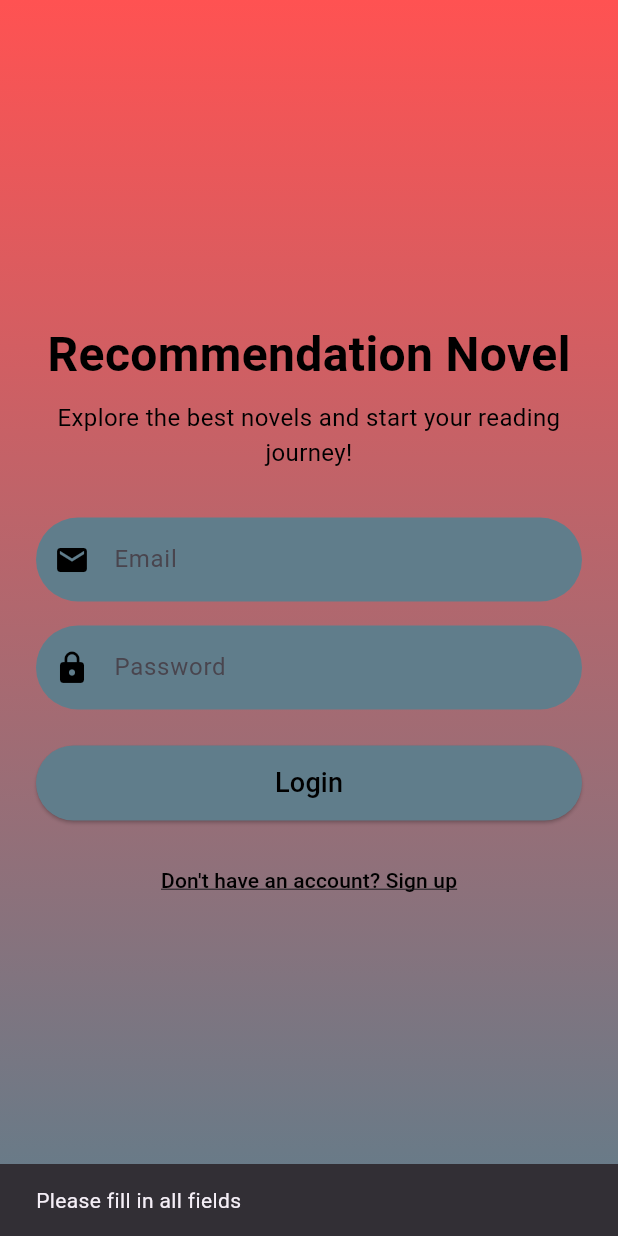
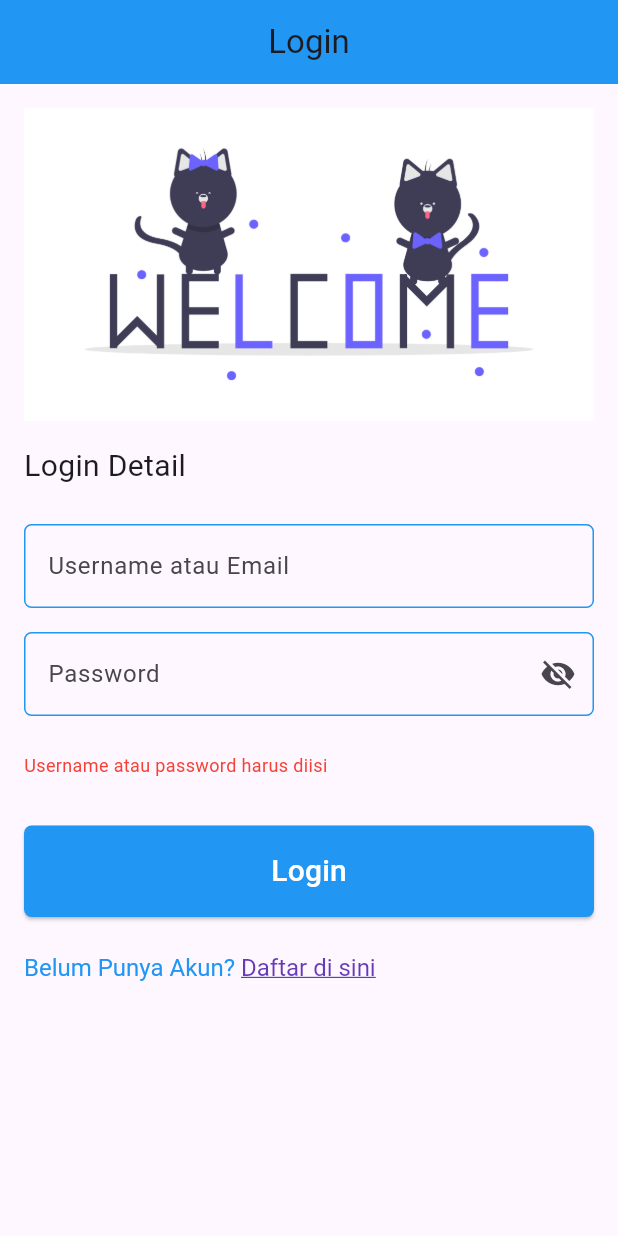
Before and after one commit to MGilangSeftian/Review-dan-Recomendation-Novel, a Flutter app: the screen it shows after launch, after a tap on "Login", on a phone screen of 412 x 824 dp. Run offline on Flutter 3.47's test engine with Material 3 defaults, Android fonts, the phone set to English and light mode, and no system bars; our stand-ins replace shared_preferences; Roboto replaces fonts that are missing (Arial).

Commit message:
membuat halaman login

```diff
--- a/reccomendation_novel/lib/main.dart
+++ b/reccomendation_novel/lib/main.dart
@@ -2,6 +2,7 @@ import 'package:flutter/material.dart';
 import 'package:reccomendation_novel/screens/tampilan_favotite.dart';
 import 'package:reccomendation_novel/screens/tampilan_home.dart';
 import 'package:reccomendation_novel/screens/tampilan_login.dart';
+
 
 void main() {
   runApp(const MyApp());
@@ -23,7 +24,6 @@ class MyApp extends StatelessWidget {
       //home: TampilanHome(),
       //home: TampilanProfile(),
       home: TampilanLogin(),
-      //home: TampilanFavorit(),
 
 
     );
--- a/reccomendation_novel/lib/screens/tampilan_login.dart
+++ b/reccomendation_novel/lib/screens/tampilan_login.dart
@@ -1,153 +1,181 @@
+import 'package:flutter/gestures.dart';
 import 'package:flutter/material.dart';
 import 'package:shared_preferences/shared_preferences.dart';
 
+
 class TampilanLogin extends StatefulWidget {
+  const TampilanLogin({super.key});
+
   @override
-  _TampilanLoginState createState() => _TampilanLoginState();
+  State<TampilanLogin> createState() => _LoginScreensState();
 }
 
-class _TampilanLoginState extends State<TampilanLogin> {
-  final TextEditingController _emailController = TextEditingController();
-  final TextEditingController _passwordController = TextEditingController();
+class _LoginScreensState extends State<TampilanLogin> {
+  final _emailController = TextEditingController();
+  final _passwordController = TextEditingController();
+  String _errorText = "";
+  bool _isSignIn = false;
+  bool _obscurePassword = true;
 
-  // Fungsi untuk menyimpan data ke SharedPreferences
-  Future<void> _saveLoginData(String email) async {
-    SharedPreferences prefs = await SharedPreferences.getInstance();
-    await prefs.setString('email', email);
-  }
+  void _signin() async {
+    final SharedPreferences prefs = await SharedPreferences.getInstance();
+    final String savedEmail = prefs.getString('Email') ?? '';
+    final String savedUsername = prefs.getString('UserName') ?? '';
+    final String savedpassword = prefs.getString('Password') ?? '';
 
-  // Fungsi untuk menangani proses login
-  void _login() {
-    final email = _emailController.text.trim();
-    final password = _passwordController.text;
+    final String enteredEmail = _emailController.text.trim();
+    final String enteredpassword = _passwordController.text.trim();
 
-    if (email.isEmpty || password.isEmpty) {
-      ScaffoldMessenger.of(context).showSnackBar(
-        SnackBar(content: Text('Please fill in all fields')),
-      );
+
+    if (enteredEmail.isEmpty || enteredpassword.isEmpty) {
+      setState(() {
+        _errorText = 'Username atau password harus diisi';
+      });
+      return;
+    }
+    if (savedUsername.isEmpty || savedEmail.isEmpty || savedpassword.isEmpty) {
+      setState(() {
+        _errorText = 'Pengguna belum terdaftar';
+      });
       return;
     }
 
-    // Simpan data login
-    _saveLoginData(email);
-
-    // Navigasi ke halaman beranda
-    Navigator.pushReplacementNamed(context, '/home');
+    if ((enteredEmail == savedUsername || enteredEmail == savedEmail) &&
+        enteredpassword == savedpassword) {
+      setState(() {
+        _errorText = '';
+        _isSignIn = true;
+        prefs.setBool('isSignedIn', true);
+      });
+      WidgetsBinding.instance.addPostFrameCallback((_) {
+        Navigator.of(context).popUntil((route) => route.isFirst);
+      });
+      WidgetsBinding.instance.addPostFrameCallback((_) {
+        Navigator.pushReplacementNamed(context, '/Main');
+      });
+    } else {
+      setState(() {
+        _errorText = 'Nama pengguna atau kata sandi salah';
+      });
+    }
   }
 
   @override
   Widget build(BuildContext context) {
     return Scaffold(
-      body: Stack(
-        children: [
-          // Latar belakang gradasi
-          Container(
-            decoration: BoxDecoration(
-              gradient: LinearGradient(
-                colors: [Colors.redAccent, Colors.blueGrey],
-                begin: Alignment.topCenter,
-                end: Alignment.bottomCenter,
-              ),
-            ),
-          ),
-          // Konten login
-          Center(
-            child: SingleChildScrollView(
-              padding: const EdgeInsets.all(24.0),
+        appBar: AppBar(
+          title: const Text("Login"),
+          centerTitle: true,
+          backgroundColor: Colors.blue,
+          elevation: 0,
+        ),
+        body: SingleChildScrollView(
+            child: Padding(
+              padding: const EdgeInsets.all(16.0),
               child: Column(
-                mainAxisAlignment: MainAxisAlignment.center,
+                crossAxisAlignment: CrossAxisAlignment.stretch,
                 children: [
-                  // Judul aplikasi
-                  Text(
-                    'Recommendation Novel',
-                    style: TextStyle(
-                      fontSize: 32,
-                      fontWeight: FontWeight.bold,
-                      color: Colors.black,
-                      fontFamily: 'Arial',
+                  Image.asset("assets/images/Mobile_login.png"),
+                  const SizedBox(height: 16),
+                  const Text(
+                    "Login Detail",
+                    style: TextStyle(fontSize: 20),
+                  ),
+                  const SizedBox(height: 24),
+                  TextField(
+                    controller: _emailController,
+                    keyboardType: TextInputType.emailAddress,
+                    textInputAction: TextInputAction.next,
+                    decoration: InputDecoration(
+                      enabledBorder: OutlineInputBorder(
+                        borderSide: const BorderSide(width: 1.0, color: Colors.blue),
+                        borderRadius: BorderRadius.circular(5),
+                      ),
+                      focusedBorder: OutlineInputBorder(
+                        borderSide: const BorderSide(width: 1.0, color: Colors.blue),
+                        borderRadius: BorderRadius.circular(5),
+                      ),
+                      hintText: "Username atau Email",
                     ),
                   ),
-                  SizedBox(height: 8),
-                  Text(
-                    'Explore the best novels and start your reading journey!',
-                    style: TextStyle(
-                      fontSize: 16,
-                      color: Colors.black,
+                  const SizedBox(height: 16),
+                  TextField(
+                    controller: _passwordController,
+                    textInputAction: TextInputAction.done,
+                    decoration: InputDecoration(
+                      enabledBorder: OutlineInputBorder(
+                        borderSide: const BorderSide(width: 1.0, color: Colors.blue),
+                        borderRadius: BorderRadius.circular(5),
+                      ),
+                      focusedBorder: OutlineInputBorder(
+                        borderSide: const BorderSide(width: 1.0, color: Colors.blue),
+                        borderRadius: BorderRadius.circular(5),
+                      ),
+                      suffixIcon: IconButton(
+                        onPressed: () {
+                          setState(() {
+                            _obscurePassword = !_obscurePassword;
+                          });
+                        },
+                        icon: Icon(
+                          _obscurePassword ? Icons.visibility_off : Icons.visibility,
+                        ),
+                      ),
+                      hintText: "Password",
                     ),
-                    textAlign: TextAlign.center,
+                    obscureText: _obscurePassword,
                   ),
-                  SizedBox(height: 32),
-
-                  // Input email
-                  TextField(
-                    controller: _emailController,
-                    decoration: InputDecoration(
-                      filled: true,
-                      fillColor: Colors.blueGrey,
-                      hintText: 'Email',
-                      prefixIcon: Icon(Icons.email, color: Colors.black),
-                      border: OutlineInputBorder(
-                        borderRadius: BorderRadius.circular(30),
-                        borderSide: BorderSide.none,
+                  const SizedBox(height: 16),
+                  if (_errorText.isNotEmpty)
+                    Padding(
+                      padding: const EdgeInsets.symmetric(vertical: 8.0),
+                      child: Text(
+                        _errorText,
+                        style: const TextStyle(color: Colors.red, fontSize: 12),
                       ),
                     ),
-                    keyboardType: TextInputType.emailAddress,
-                  ),
-                  SizedBox(height: 16),
-
-                  // Input password
-                  TextField(
-                    controller: _passwordController,
-                    decoration: InputDecoration(
-                      filled: true,
-                      fillColor: Colors.blueGrey,
-                      hintText: 'Password',
-                      prefixIcon: Icon(Icons.lock, color: Colors.black),
-                      border: OutlineInputBorder(
-                        borderRadius: BorderRadius.circular(30),
-                        borderSide: BorderSide.none,
+                  const SizedBox(height: 24),
+                  ElevatedButton(
+                    style: ElevatedButton.styleFrom(
+                      backgroundColor: Colors.blue,
+                      shape: RoundedRectangleBorder(
+                        borderRadius: BorderRadius.circular(5.0),
                       ),
                     ),
-                    obscureText: true,
-                  ),
-                  SizedBox(height: 24),
-
-                  // Tombol login
-                  ElevatedButton(
-                    onPressed: _login,
-                    style: ElevatedButton.styleFrom(
-                      foregroundColor: Colors.black, backgroundColor: Colors.blueGrey,
-                      shape: RoundedRectangleBorder(
-                        borderRadius: BorderRadius.circular(30),
+                    onPressed: _signin,
+                    child: const Padding(
+                      padding: EdgeInsets.symmetric(vertical: 16),
+                      child: Text(
+                        "Login",
+                        style: TextStyle(fontSize: 20, color: Colors.white),
                       ),
-                      minimumSize: Size(double.infinity, 50),
-                    ),
-                    child: Text(
-                      'Login',
-                      style: TextStyle(fontSize: 18),
                     ),
                   ),
-                  SizedBox(height: 16),
-
-                  // Teks daftar
-                  TextButton(
-                    onPressed: () {
-                      Navigator.pushNamed(context, '/register');
-                    },
-                    child: Text(
-                      'Don\'t have an account? Sign up',
-                      style: TextStyle(
-                        color: Colors.black,
-                        decoration: TextDecoration.underline,
-                      ),
+                  const SizedBox(height: 24),
+                  RichText(
+                    text: TextSpan(
+                      text: "Belum Punya Akun? ",
+                      style: const TextStyle(fontSize: 16, color: Colors.blue),
+                      children: [
+                        TextSpan(
+                          text: "Daftar di sini",
+                          style: const TextStyle(
+                            color: Colors.deepPurple,
+                            decoration: TextDecoration.underline,
+                            fontSize: 16,
+                          ),
+                          recognizer: TapGestureRecognizer()
+                            ..onTap = () {
+                              Navigator.pushNamed(context, '/TampilanSignUp');
+                            },
+                        ),
+                      ],
                     ),
                   ),
                 ],
               ),
             ),
-          ),
-        ],
-      ),
-    );
-  }
+           ),
+        );
+   }
 }
```
